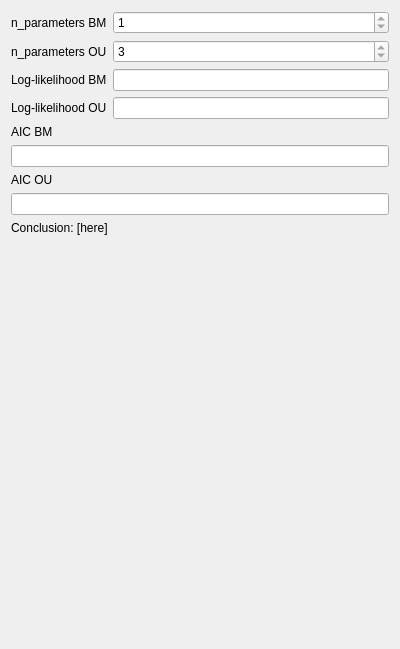
Above: Tools/ToolStochasticityInspector/qtstochasticityinspectoraicwidget.ui from richelbilderbeek/ProjectRichelBilderbeek before the change. Below: the same form after it.
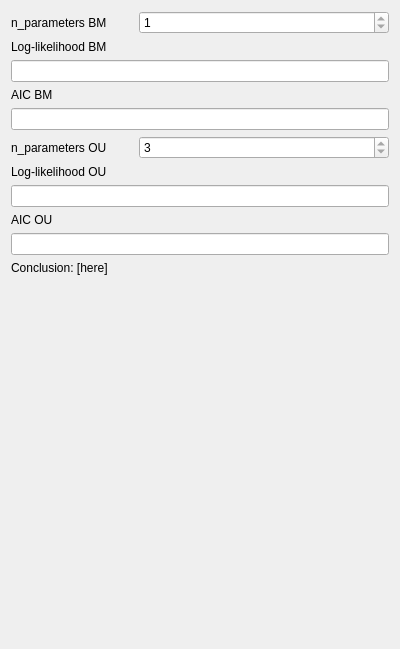
That is the form after the change.

The edit to the form file:
```diff
--- a/Tools/ToolStochasticityInspector/qtstochasticityinspectoraicwidget.ui
+++ b/Tools/ToolStochasticityInspector/qtstochasticityinspectoraicwidget.ui
@@ -14,10 +14,33 @@
    <string>Form</string>
   </property>
   <layout class="QGridLayout" name="gridLayout">
-   <item row="2" column="0">
-    <widget class="QLabel" name="label_l0">
+   <item row="0" column="1" colspan="2">
+    <widget class="QSpinBox" name="box_k_bm">
+     <property name="readOnly">
+      <bool>true</bool>
+     </property>
+     <property name="minimum">
+      <number>1</number>
+     </property>
+     <property name="maximum">
+      <number>100</number>
+     </property>
+     <property name="value">
+      <number>1</number>
+     </property>
+    </widget>
+   </item>
+   <item row="5" column="0">
+    <widget class="QLabel" name="label_k_ou">
      <property name="text">
-      <string>Log-likelihood BM</string>
+      <string>n_parameters OU</string>
+     </property>
+    </widget>
+   </item>
+   <item row="2" column="0" colspan="3">
+    <widget class="QLineEdit" name="edit_ll0">
+     <property name="readOnly">
+      <bool>true</bool>
      </property>
     </widget>
    </item>
@@ -28,79 +51,7 @@
      </property>
     </widget>
    </item>
-   <item row="7" column="0" colspan="2">
-    <widget class="QLineEdit" name="edit_aic_ou">
-     <property name="readOnly">
-      <bool>true</bool>
-     </property>
-    </widget>
-   </item>
-   <item row="2" column="1">
-    <widget class="QLineEdit" name="edit_ll0">
-     <property name="readOnly">
-      <bool>true</bool>
-     </property>
-    </widget>
-   </item>
-   <item row="8" column="0" colspan="2">
-    <widget class="QLabel" name="label_conclusion">
-     <property name="text">
-      <string>Conclusion: [here]</string>
-     </property>
-    </widget>
-   </item>
-   <item row="6" column="0">
-    <widget class="QLabel" name="label_l1_3">
-     <property name="text">
-      <string>AIC OU</string>
-     </property>
-    </widget>
-   </item>
-   <item row="5" column="0" colspan="2">
-    <widget class="QLineEdit" name="edit_aic_bm">
-     <property name="readOnly">
-      <bool>true</bool>
-     </property>
-    </widget>
-   </item>
-   <item row="0" column="1">
-    <widget class="QSpinBox" name="box_k_bm">
-     <property name="readOnly">
-      <bool>true</bool>
-     </property>
-     <property name="minimum">
-      <number>1</number>
-     </property>
-     <property name="maximum">
-      <number>100</number>
-     </property>
-     <property name="value">
-      <number>1</number>
-     </property>
-    </widget>
-   </item>
-   <item row="3" column="1">
-    <widget class="QLineEdit" name="edit_ll1">
-     <property name="readOnly">
-      <bool>true</bool>
-     </property>
-    </widget>
-   </item>
-   <item row="3" column="0">
-    <widget class="QLabel" name="label_l1">
-     <property name="text">
-      <string>Log-likelihood OU</string>
-     </property>
-    </widget>
-   </item>
-   <item row="4" column="0">
-    <widget class="QLabel" name="label_l0_3">
-     <property name="text">
-      <string>AIC BM</string>
-     </property>
-    </widget>
-   </item>
-   <item row="1" column="1">
+   <item row="5" column="1" colspan="2">
     <widget class="QSpinBox" name="box_k_ou">
      <property name="readOnly">
       <bool>true</bool>
@@ -113,7 +64,7 @@
      </property>
     </widget>
    </item>
-   <item row="9" column="1">
+   <item row="11" column="0">
     <spacer name="verticalSpacer">
      <property name="orientation">
       <enum>Qt::Vertical</enum>
@@ -126,10 +77,59 @@
      </property>
     </spacer>
    </item>
-   <item row="1" column="0">
-    <widget class="QLabel" name="label_k_ou">
+   <item row="4" column="0" colspan="3">
+    <widget class="QLineEdit" name="edit_aic_bm">
+     <property name="readOnly">
+      <bool>true</bool>
+     </property>
+    </widget>
+   </item>
+   <item row="7" column="0" colspan="3">
+    <widget class="QLineEdit" name="edit_ll1">
+     <property name="readOnly">
+      <bool>true</bool>
+     </property>
+    </widget>
+   </item>
+   <item row="9" column="0" colspan="3">
+    <widget class="QLineEdit" name="edit_aic_ou">
+     <property name="readOnly">
+      <bool>true</bool>
+     </property>
+    </widget>
+   </item>
+   <item row="8" column="0" colspan="3">
+    <widget class="QLabel" name="label_l1_3">
      <property name="text">
-      <string>n_parameters OU</string>
+      <string>AIC OU</string>
+     </property>
+    </widget>
+   </item>
+   <item row="6" column="0" colspan="3">
+    <widget class="QLabel" name="label_l1">
+     <property name="text">
+      <string>Log-likelihood OU</string>
+     </property>
+    </widget>
+   </item>
+   <item row="3" column="0" colspan="3">
+    <widget class="QLabel" name="label_l0_3">
+     <property name="text">
+      <string>AIC BM</string>
+     </property>
+    </widget>
+   </item>
+   <item row="1" column="0" colspan="3">
+    <widget class="QLabel" name="label_l0">
+     <property name="text">
+      <string>Log-likelihood BM</string>
+     </property>
+    </widget>
+   </item>
+   <item row="10" column="0" colspan="3">
+    <widget class="QLabel" name="label_conclusion">
+     <property name="text">
+      <string>Conclusion: [here]</string>
      </property>
     </widget>
    </item>
```
Left out of the diff: 2 changed lines with no effect on the pictures.
